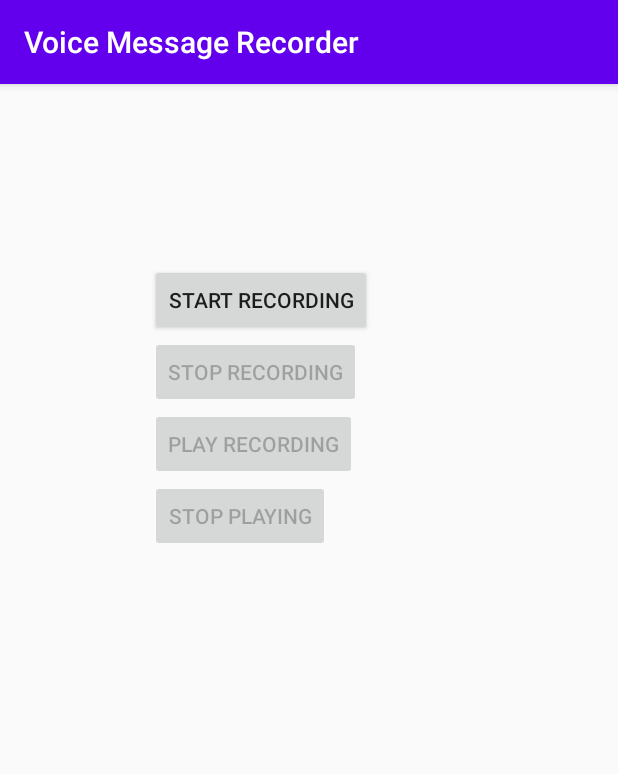
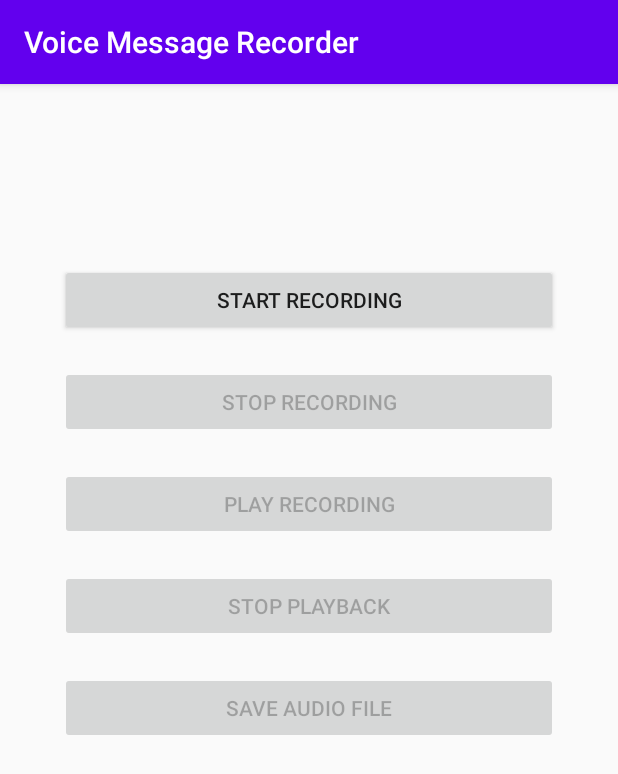
Before and after one commit to crowbarmaster/MCL_Android, an Android app: the AudioActivity screen opened directly, with no data from a screen before it, on a phone screen of 412 x 824 dp. Shown: the top 774 px of the screen. Run offline under Robolectric (Android 15) with nearby library versions, the phone set to English and light mode, and no system bars.

Commit message:
Fixed accidental finalizing of records; Unified call to navController in HomeFragment; Added upload buttons and methods to AudioActivity and CamActivity; Added millisecond CurTime; Revert HTTP service; Run update via UI thread in Main activiy; doUpload now returns HTTP response (Net).

```diff
--- a/app/src/main/java/com/example/myapplication/DataManager.java
+++ b/app/src/main/java/com/example/myapplication/DataManager.java
@@ -1,5 +1,6 @@
 package com.example.myapplication;
 
+import android.app.Activity;
 import android.util.Log;
 
 import com.example.myapplication.ClassTypes.Record;
@@ -16,10 +17,9 @@ import java.util.ArrayList;
 import java.util.Arrays;
 import java.util.HashMap;
 import java.util.List;
-import java.util.Objects;
 import java.util.Scanner;
 
-public class DataManager {
+public class DataManager extends Activity {
     public static User user = new User();
     public static User formerUser;
     public static Room room;
@@ -61,7 +61,6 @@ public class DataManager {
 
     public void LoadAllData() {
         for(int i = 0; i<299; i++){
-            //CompletedRooms.add(new String[] {String.valueOf(i), "time", "00000000"});
             Rooms.add(new Room());
         }
         HashMap<String, HashMap<String, String>> getUsers = net.PullSQL(getAllUsersHT());
@@ -196,7 +195,13 @@ public class DataManager {
     public static String GetCurTime (){
         LocalTime localTime = LocalTime.now();
 
-        return localTime.getHour() + "." + localTime.getMinute() + "." + localTime.getSecond();  // using a # instead of : due to JSON array output using :
+        return localTime.getHour() + "." + localTime.getMinute() + "." + localTime.getSecond();  // using a . instead of : due to JSON array output using :
+    }
+
+    public static String GetCurTimeMilli (){
+        LocalTime localTime = LocalTime.now();
+
+        return localTime.getHour() + "." + localTime.getMinute() + "." + localTime.getSecond() + "." + (localTime.getNano() / 1000000);  // using a . instead of : due to JSON array output using :
     }
 
     public boolean charToBool (char in){
@@ -209,8 +214,8 @@ public class DataManager {
         {
             File file = new File(abPath);
             Scanner scanner = new Scanner(file);
+            int i = 0;
             while (scanner.hasNextLine()) {
-                int i = 0;
                 String data = scanner.nextLine();
                 dataArr[i] = data;
                 i++;
@@ -224,7 +229,7 @@ public class DataManager {
     }
 
     public void writeTxt (String name, String input) {
-        File tmpFile = new File(Objects.requireNonNull(MainActivity.CoreContext.getExternalCacheDir()).getAbsolutePath(), name);
+        File tmpFile = new File(getExternalCacheDir().getAbsolutePath(), name);
         try {
             FileWriter fw = new FileWriter(tmpFile);
             fw.write(input);
--- a/app/src/main/java/com/example/myapplication/ui/Notes/AudioActivity.java
+++ b/app/src/main/java/com/example/myapplication/ui/Notes/AudioActivity.java
@@ -12,7 +12,11 @@ import androidx.appcompat.app.AppCompatActivity;
 import androidx.core.app.ActivityCompat;
 import androidx.core.content.ContextCompat;
 
+import com.example.myapplication.DataManager;
+import com.example.myapplication.Net;
 import com.example.myapplication.R;
+
+import org.jetbrains.annotations.NotNull;
 
 import java.io.File;
 import java.io.IOException;
@@ -20,28 +24,30 @@ import static android.Manifest.permission.RECORD_AUDIO;
 import static android.Manifest.permission.WRITE_EXTERNAL_STORAGE;
 
 public class AudioActivity extends AppCompatActivity {
-    private Button startbtn, stopbtn, playbtn, stopplay;
     private MediaRecorder mRecorder;
     private MediaPlayer mPlayer;
     private static final String LOG_TAG = "AudioRecording";
-    private static String mFileName = null;
+    private Button startbtn, stopbtn, playbtn, stopplay, saveAudioBtn;
     private File audioFile;
     public static final int REQUEST_AUDIO_PERMISSION_CODE = 1;
+
     @Override
     protected void onCreate(Bundle savedInstanceState) {
         super.onCreate(savedInstanceState);
         setContentView(R.layout.activity_audio);
 
         audioFile = new File(getExternalFilesDir(null),
-                "audio_test4.3gp");
+                DataManager.GetCurTimeMilli()+".3gp");
 
         startbtn = (Button)findViewById(R.id.btnRecord);
         stopbtn = (Button)findViewById(R.id.btnStop);
         playbtn = (Button)findViewById(R.id.btnPlay);
         stopplay = (Button)findViewById(R.id.btnStopPlay);
+        saveAudioBtn = (Button)findViewById(R.id.saveAudioBtn);
         stopbtn.setEnabled(false);
         playbtn.setEnabled(false);
         stopplay.setEnabled(false);
+        saveAudioBtn.setEnabled(false);
 
         startbtn.setOnClickListener(new View.OnClickListener() {
             @Override
@@ -51,6 +57,7 @@ public class AudioActivity extends AppCompatActivity {
                     startbtn.setEnabled(false);
                     playbtn.setEnabled(false);
                     stopplay.setEnabled(false);
+                    saveAudioBtn.setEnabled(false);
                     mRecorder = new MediaRecorder();
                     resetRecorder();
                     mRecorder.start();
@@ -69,6 +76,7 @@ public class AudioActivity extends AppCompatActivity {
                 startbtn.setEnabled(true);
                 playbtn.setEnabled(true);
                 stopplay.setEnabled(true);
+                saveAudioBtn.setEnabled(true);
                 mRecorder.stop();
                 mRecorder.release();
                 mRecorder = null;
@@ -82,6 +90,7 @@ public class AudioActivity extends AppCompatActivity {
                 startbtn.setEnabled(true);
                 playbtn.setEnabled(false);
                 stopplay.setEnabled(true);
+                saveAudioBtn.setEnabled(true);
                 mPlayer = new MediaPlayer();
                 try {
                     mPlayer.setDataSource(audioFile.getAbsolutePath());
@@ -102,7 +111,20 @@ public class AudioActivity extends AppCompatActivity {
                 startbtn.setEnabled(true);
                 playbtn.setEnabled(true);
                 stopplay.setEnabled(false);
+                saveAudioBtn.setEnabled(true);
                 Toast.makeText(getApplicationContext(),"Playing Audio Stopped", Toast.LENGTH_SHORT).show();
+            }
+        });
+
+        saveAudioBtn.setOnClickListener(new View.OnClickListener() {
+            @Override
+            public void onClick(View v) {
+                Net net = new Net();
+                String uploadPath = DataManager.user.LastName+"_"+DataManager.user.ID+"/ROOM_"+DataManager.record.ID+"/Audio/"+DataManager.GetCurDate();
+                if(net.doUpload(audioFile.getAbsolutePath(), uploadPath).equals("200")){
+                    Toast.makeText(getApplicationContext(), "Saved file to: "+uploadPath, Toast.LENGTH_LONG).show();
+                    finish();
+                }
             }
         });
     }
@@ -117,27 +139,23 @@ public class AudioActivity extends AppCompatActivity {
 
         try {
             mRecorder.prepare();
-        } catch (IllegalStateException e) {
-            e.printStackTrace();
-        } catch (IOException e) {
+        } catch (IllegalStateException | IOException e) {
             e.printStackTrace();
         }
     }
 
     @Override
-    public void onRequestPermissionsResult(int requestCode, String[] permissions, int[] grantResults) {
-        switch (requestCode) {
-            case REQUEST_AUDIO_PERMISSION_CODE:
-                if (grantResults.length> 0) {
-                    boolean permissionToRecord = grantResults[0] == PackageManager.PERMISSION_GRANTED;
-                    boolean permissionToStore = grantResults[1] ==  PackageManager.PERMISSION_GRANTED;
-                    if (permissionToRecord && permissionToStore) {
-                        Toast.makeText(getApplicationContext(), "Permission Granted", Toast.LENGTH_LONG).show();
-                    } else {
-                        Toast.makeText(getApplicationContext(),"Permission Denied",Toast.LENGTH_LONG).show();
-                    }
+    public void onRequestPermissionsResult(int requestCode, @NotNull String[] permissions, @NotNull int[] grantResults) {
+        if (requestCode == REQUEST_AUDIO_PERMISSION_CODE) {
+            if (grantResults.length > 0) {
+                boolean permissionToRecord = grantResults[0] == PackageManager.PERMISSION_GRANTED;
+                boolean permissionToStore = grantResults[1] == PackageManager.PERMISSION_GRANTED;
+                if (permissionToRecord && permissionToStore) {
+                    Toast.makeText(getApplicationContext(), "Permission Granted", Toast.LENGTH_LONG).show();
+                } else {
+                    Toast.makeText(getApplicationContext(), "Permission Denied", Toast.LENGTH_LONG).show();
                 }
-                break;
+            }
         }
     }
     public boolean CheckPermissions() {
--- a/app/src/main/java/com/example/myapplication/ui/cleaning/CleaningFragment.java
+++ b/app/src/main/java/com/example/myapplication/ui/cleaning/CleaningFragment.java
@@ -100,7 +100,7 @@ public class CleaningFragment extends Fragment {
             @Override
             public void onClick(View v) {
                 Updater.cancel();
-                DataManager.CompletedRooms.set(finalCRoomIndex, new String[]{DataManager.room.ID, DataManager.GetCurTime(), String.valueOf(dataArr)});
+                DataManager.CompletedRooms.set(finalCRoomIndex, new String[]{DataManager.room.ID, "0", String.valueOf(dataArr)});
                 if(updateEnabled){DataManager.UpdateDB();}
                 updateEnabled = false;
                 navController.navigate(R.id.navigation_home);
@@ -116,7 +116,7 @@ public class CleaningFragment extends Fragment {
             @Override
             public void onClick(View v) {
                 Updater.cancel();
-                DataManager.CompletedRooms.set(finalCRoomIndex, new String[]{DataManager.room.ID, DataManager.GetCurTime(), String.valueOf(dataArr)});
+                DataManager.CompletedRooms.set(finalCRoomIndex, new String[]{DataManager.room.ID, "0", String.valueOf(dataArr)});
                 if(updateEnabled){DataManager.UpdateDB();}
                 navController.navigate(R.id.NotesFragments);
             }
@@ -158,8 +158,6 @@ public class CleaningFragment extends Fragment {
             checkBox.setId(i);
             checkBox.setTextScaleX(1.3f);
             checkBox.setLayoutParams(layoutParams);
-           // checkBox.setScaleX(1.5f);
-          //  checkBox.setScaleY(1.5f);
             checkBox.setWidth((int)width);
             checkBox.setHeight((int)height);
             if (!String.valueOf(dataArr).equals("00000000")) {
--- a/app/src/main/java/com/example/myapplication/ui/home/HomeFragment.java
+++ b/app/src/main/java/com/example/myapplication/ui/home/HomeFragment.java
@@ -18,10 +18,12 @@ import com.example.myapplication.DataManager;
 import com.example.myapplication.R;
 
 public class HomeFragment extends Fragment {
+    private NavController navController;
 
     public View onCreateView(@NonNull LayoutInflater inflater,
                              ViewGroup container, Bundle savedInstanceState) {
         View root = inflater.inflate(R.layout.fragment_home, container, false);
+        navController = Navigation.findNavController(requireActivity(), R.id.nav_host_fragment);
         final Context context = this.getContext();
         Button clean = new Button(this.getContext());
         Button review = new Button(this.getContext());
@@ -41,7 +43,6 @@ public class HomeFragment extends Fragment {
             @Override
             public void onClick(View v) {
 
-                NavController navController = Navigation.findNavController(requireActivity(), R.id.nav_host_fragment);
                 if(!DataManager.user.ID.equals("na")) {
                     navController.navigate(R.id.roomSelect);
                 }else{
@@ -56,7 +57,6 @@ public class HomeFragment extends Fragment {
         review.setOnClickListener(new View.OnClickListener() {
             @Override
             public void onClick(View v) {
-                NavController navController = Navigation.findNavController(requireActivity(), R.id.nav_host_fragment);
 
             }
         });
@@ -68,7 +68,6 @@ public class HomeFragment extends Fragment {
         login.setOnClickListener(new View.OnClickListener() {
             @Override
             public void onClick(View v) {
-                NavController navController = Navigation.findNavController(requireActivity(), R.id.nav_host_fragment);
                 navController.navigate(R.id.userFragment);
             }
         });
--- a/app/src/main/res/layout/activity_audio.xml
+++ b/app/src/main/res/layout/activity_audio.xml
@@ -2,29 +2,49 @@
 <LinearLayout xmlns:android="http://schemas.android.com/apk/res/android"
     android:orientation="vertical" android:layout_width="match_parent"
     android:layout_height="match_parent">
+
     <Button
         android:id="@+id/btnRecord"
-        android:layout_width="wrap_content"
+        android:layout_width="match_parent"
         android:layout_height="wrap_content"
-        android:layout_marginLeft="100dp"
+        android:layout_marginStart="40dp"
         android:layout_marginTop="120dp"
-        android:text="Start Recording" />
+        android:layout_marginEnd="40dp"
+        android:layout_marginBottom="20dp"
+        android:text="@string/startRec" />
+
     <Button
         android:id="@+id/btnStop"
-        android:layout_width="wrap_content"
+        android:layout_width="match_parent"
         android:layout_height="wrap_content"
-        android:layout_marginLeft="100dp"
-        android:text="Stop Recording" />
+        android:layout_marginStart="40dp"
+        android:layout_marginEnd="40dp"
+        android:layout_marginBottom="20dp"
+        android:text="@string/stopRec" />
+
     <Button
         android:id="@+id/btnPlay"
-        android:layout_width="wrap_content"
+        android:layout_width="match_parent"
         android:layout_height="wrap_content"
-        android:layout_marginLeft="100dp"
-        android:text="Play Recording" />
+        android:layout_marginStart="40dp"
+        android:layout_marginEnd="40dp"
+        android:layout_marginBottom="20dp"
+        android:text="@string/playRec" />
+
     <Button
         android:id="@+id/btnStopPlay"
-        android:layout_width="wrap_content"
+        android:layout_width="match_parent"
         android:layout_height="wrap_content"
-        android:layout_marginLeft="100dp"
-        android:text="Stop Playing" />
+        android:layout_marginStart="40dp"
+        android:layout_marginEnd="40dp"
+        android:layout_marginBottom="20dp"
+        android:text="@string/stopPlay" />
+
+    <Button
+        android:id="@+id/saveAudioBtn"
+        android:layout_width="match_parent"
+        android:layout_height="wrap_content"
+        android:layout_marginStart="40dp"
+        android:layout_marginEnd="40dp"
+        android:text="@string/saveAudio" />
 </LinearLayout>
--- a/app/src/main/res/layout/fragment_home.xml
+++ b/app/src/main/res/layout/fragment_home.xml
@@ -19,7 +19,7 @@
 
     <TextView
         android:id="@+id/info_box"
-        android:layout_width="409dp"
+        android:layout_width="wrap_content"
         android:layout_height="wrap_content"
         android:layout_marginBottom="40dp"
         android:text="@string/info_box"
--- a/app/src/main/res/values/strings.xml
+++ b/app/src/main/res/values/strings.xml
@@ -37,4 +37,12 @@
     <string name="user_lbl">Select user…</string>
     <string name="user_btn">%1$s %2$s</string>
     <string name="RmSelect">Select Starting room…</string>
+    <string name="back">Go back</string>
+    <string name="save">Save</string>
+    <string name="retake">Retake picture</string>
+    <string name="startRec">Start recording</string>
+    <string name="stopRec">Stop recording</string>
+    <string name="playRec">Play recording</string>
+    <string name="stopPlay">Stop playback</string>
+    <string name="saveAudio">Save audio file</string>
 </resources>
```
Also changed, not shown: app/src/main/java/com/example/myapplication/HttpConnectionService.java (+9 -8 lines), app/src/main/java/com/example/myapplication/MainActivity.java (+8 -5 lines), app/src/main/java/com/example/myapplication/Net.java (+10 -8 lines), app/src/main/java/com/example/myapplication/ui/Notes/CamActivity.java (+68 -36 lines), app/src/main/java/com/example/myapplication/ui/Notes/NotesFragment.java (+12 -5 lines), app/src/main/res/layout/activity_cam.xml (+35 -4 lines).
